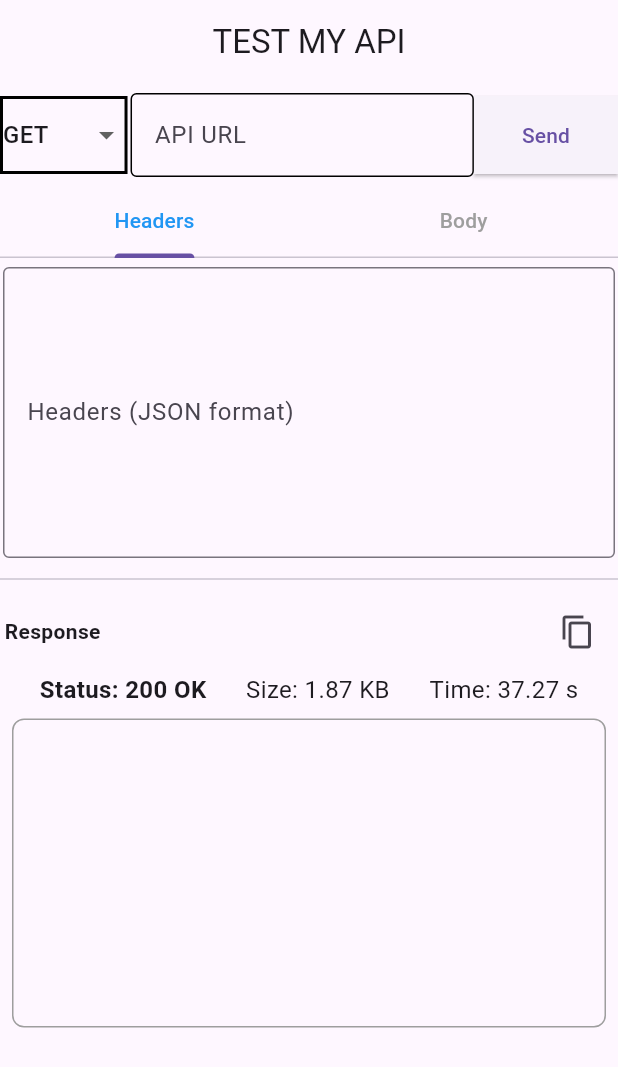
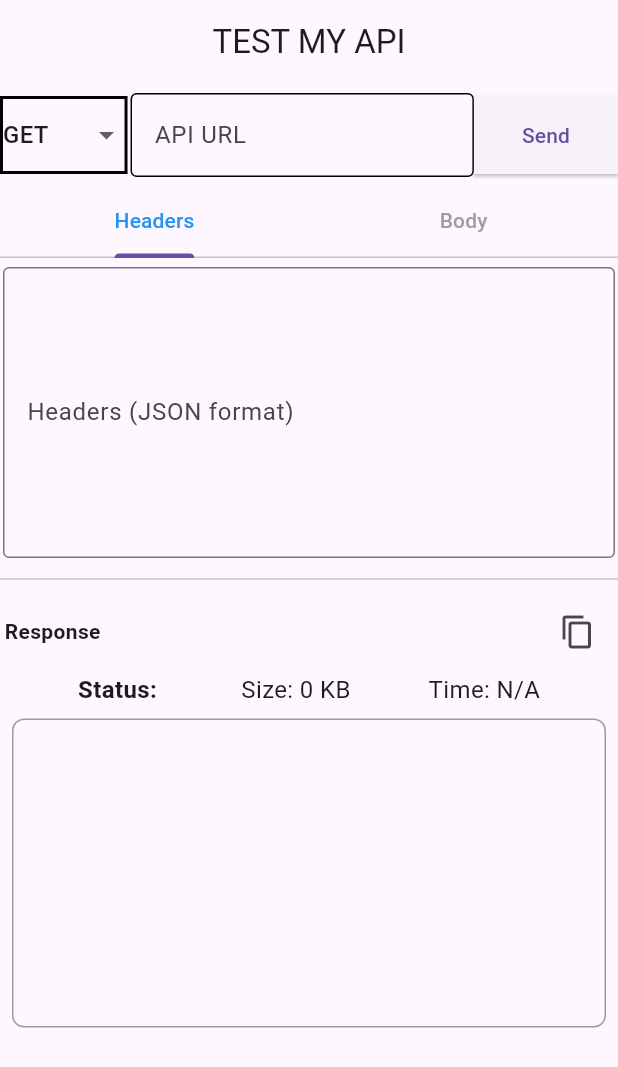
Before and after one commit to neelakandanz/Test-My-Api, a Flutter app: the screen it shows after launch, on a phone screen of 412 x 824 dp. Shown: the top 1067 px of the screen. Run offline on Flutter 3.47's test engine with Material 3 defaults, Android fonts, the phone set to English and light mode, and no system bars; our stand-ins replace dio.

Commit message:
status code and response time fixed

```diff
--- a/lib/app/mvc/view/home_screen.dart
+++ b/lib/app/mvc/view/home_screen.dart
@@ -1,7 +1,5 @@
 import 'dart:convert';
-
 import 'package:flutter/material.dart';
-import 'package:flutter/services.dart';
 import 'package:myapp/app/ui/status_row.dart';
 
 import '../../ui/url_input_field.dart';
@@ -25,10 +23,10 @@ class ApiTesterHomeState extends State<ApiTesterHome>
   final List<String> _methods = ['GET', 'POST', 'PUT', 'DELETE'];
   String _selectedMethod = 'GET';
   String _response = '';
+  String _statusCode = ''; // Store the status code
   bool _isLoading = false;
   late TabController _tabController;
-  final ApiTestHandler _apiTestHandler =
-      ApiTestHandler(); // Instantiate the handler
+  final ApiTestHandler _apiTestHandler = ApiTestHandler(); // Instantiate the handler
 
   @override
   void initState() {
@@ -50,20 +48,21 @@ class ApiTesterHomeState extends State<ApiTesterHome>
 
       String body = _bodyController.text;
 
-      String response = await _apiTestHandler.sendRequest(
+      // Send the request and get the response and status code
+      final result = await _apiTestHandler.sendRequest(
         method: _selectedMethod,
         url: url,
         headers: headers,
         body: body,
       );
-
       setState(() {
-        _response = response;
-
+        _statusCode = result['statusCode'] ?? 'N/A';
+        _response = result['response'] ?? 'No Response';
       });
     } catch (e) {
       setState(() {
         _response = 'Error: ${e.toString()}';
+        _statusCode = 'error';
       });
     } finally {
       setState(() {
@@ -80,7 +79,6 @@ class ApiTesterHomeState extends State<ApiTesterHome>
     _tabController.dispose();
     super.dispose();
   }
-
   @override
   Widget build(BuildContext context) {
     return Scaffold(
@@ -210,10 +208,11 @@ class ApiTesterHomeState extends State<ApiTesterHome>
                 ],
               ),
             ),
-            const StatusRow(
-              status: '200 OK',
-              size: '1.87 KB',
-              time: '37.27 s',
+              // Display status code and response
+            StatusRow(
+              status: _statusCode,
+              size: '${_response.length} KB',  // Estimate size from response length
+              time: 'N/A',  // You can add time tracking logic here if needed
             ),
             ResponseViewer(
               response: _response,
```
Also changed, not shown: lib/app/mvc/controller/api_controller.dart (+12 -4 lines).
